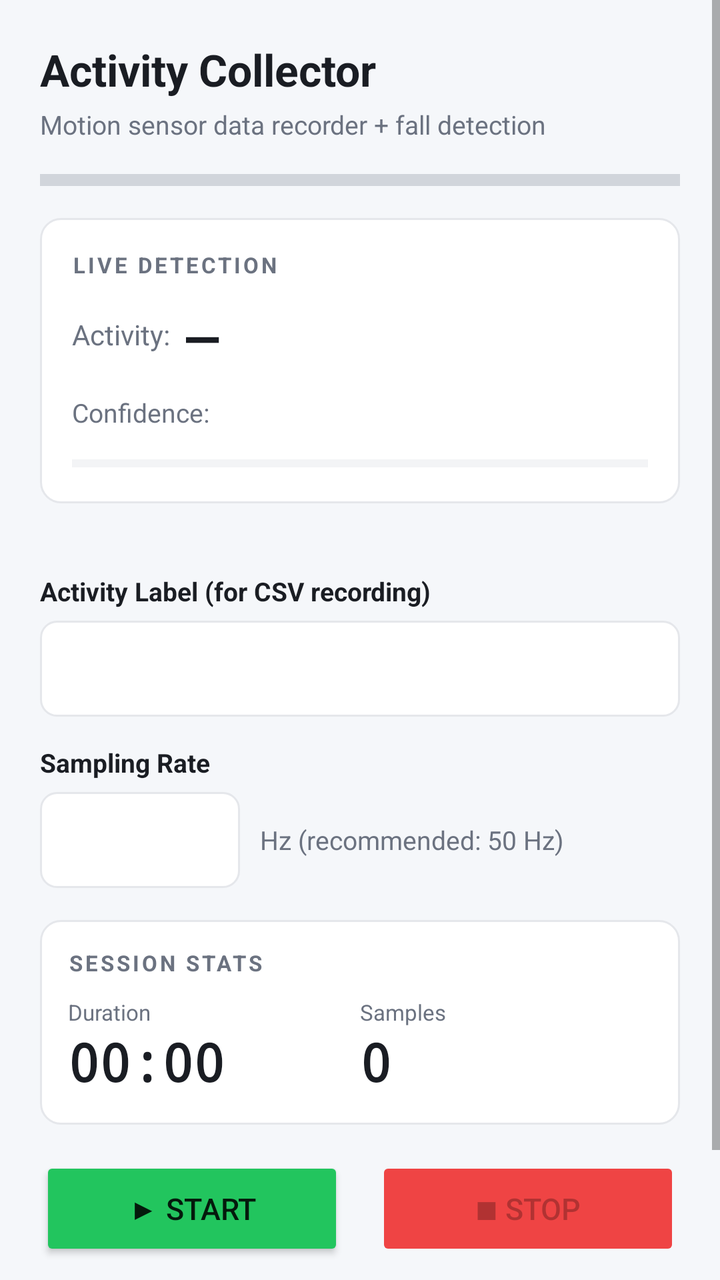
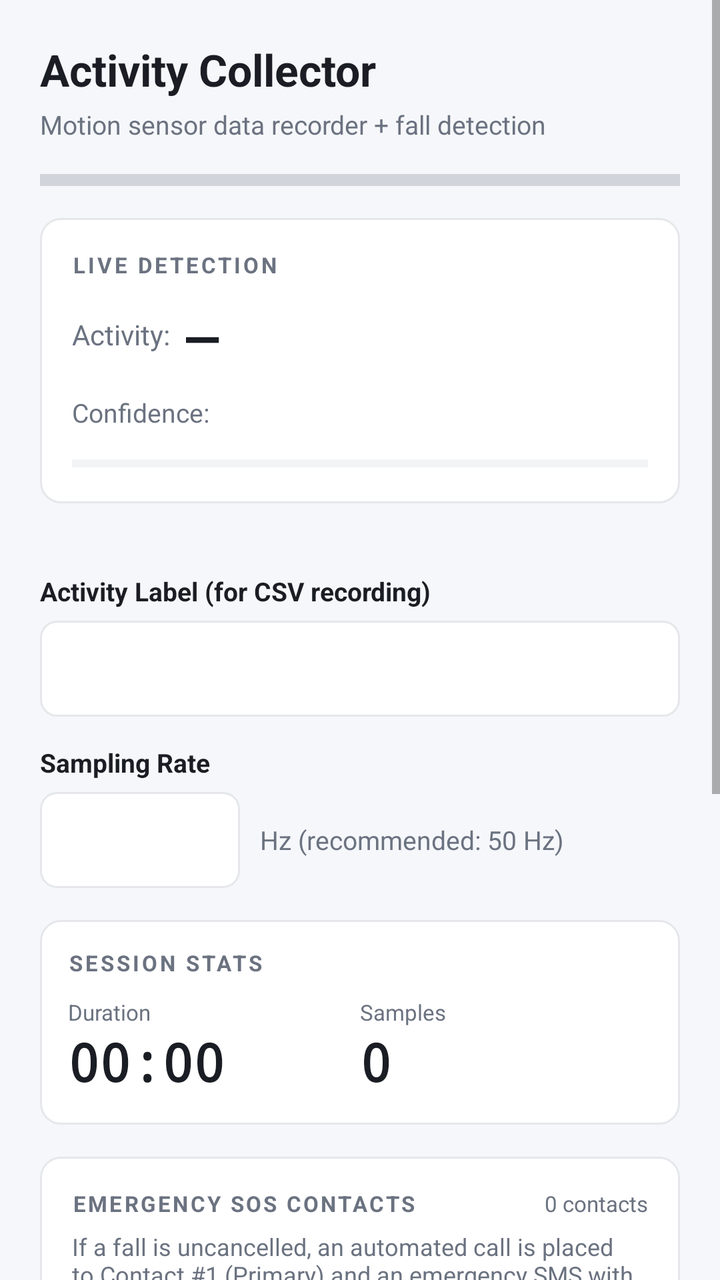

Before-and-after screenshots of an Android layout around one commit, followed by the original layout XML and the change that was made.
<!-- AndroidManifest.xml: application theme Theme.ActivityCollector -->
<!-- res/layout/activity_main.xml -->
<?xml version="1.0" encoding="utf-8"?>
<ScrollView xmlns:android="http://schemas.android.com/apk/res/android"
    android:layout_width="match_parent"
    android:layout_height="match_parent"
    android:fillViewport="true"
    android:background="@color/background">

    <LinearLayout
        android:layout_width="match_parent"
        android:layout_height="wrap_content"
        android:orientation="vertical"
        android:padding="20dp">

        
        <TextView
            android:layout_width="match_parent"
            android:layout_height="wrap_content"
            android:text="@string/app_name"
            android:textSize="22sp"
            android:textStyle="bold"
            android:textColor="@color/text_primary"
            android:layout_marginBottom="4dp" />

        <TextView
            android:layout_width="match_parent"
            android:layout_height="wrap_content"
            android:text="@string/subtitle"
            android:textSize="13sp"
            android:textColor="@color/text_secondary"
            android:layout_marginBottom="16dp" />

        
        <View
            android:id="@+id/statusIndicator"
            android:layout_width="match_parent"
            android:layout_height="6dp"
            android:background="@color/recording_idle"
            android:layout_marginBottom="16dp" />

        
        <LinearLayout
            android:layout_width="match_parent"
            android:layout_height="wrap_content"
            android:orientation="vertical"
            android:background="@drawable/card_background"
            android:padding="16dp"
            android:layout_marginBottom="12dp">

            
            <TextView
                android:layout_width="match_parent"
                android:layout_height="wrap_content"
                android:text="@string/inference_title"
                android:textSize="11sp"
                android:textStyle="bold"
                android:textColor="@color/text_secondary"
                android:letterSpacing="0.12"
                android:layout_marginBottom="10dp" />

            
            <LinearLayout
                android:layout_width="match_parent"
                android:layout_height="wrap_content"
                android:orientation="horizontal"
                android:gravity="center_vertical"
                android:layout_marginBottom="8dp">

                <TextView
                    android:layout_width="wrap_content"
                    android:layout_height="wrap_content"
                    android:text="@string/activity_prefix"
                    android:textSize="14sp"
                    android:textColor="@color/text_secondary"
                    android:layout_marginEnd="8dp" />

                <TextView
                    android:id="@+id/tvActivityLabel"
                    android:layout_width="0dp"
                    android:layout_height="wrap_content"
                    android:layout_weight="1"
                    android:text="@string/activity_idle"
                    android:textSize="26sp"
                    android:textStyle="bold"
                    android:textColor="@color/text_primary"
                    android:fontFamily="monospace" />

            </LinearLayout>

            
            <LinearLayout
                android:layout_width="match_parent"
                android:layout_height="wrap_content"
                android:orientation="horizontal"
                android:gravity="center_vertical"
                android:layout_marginBottom="8dp">

                <TextView
                    android:layout_width="wrap_content"
                    android:layout_height="wrap_content"
                    android:text="@string/confidence_prefix"
                    android:textSize="13sp"
                    android:textColor="@color/text_secondary"
                    android:layout_marginEnd="8dp" />

                <TextView
                    android:id="@+id/tvConfidence"
                    android:layout_width="0dp"
                    android:layout_height="wrap_content"
                    android:layout_weight="1"
                    android:text=""
                    android:textSize="20sp"
                    android:textStyle="bold"
                    android:textColor="@color/text_primary" />

            </LinearLayout>

            
            <ProgressBar
                android:id="@+id/tvConfidenceBar"
                style="?android:attr/progressBarStyleHorizontal"
                android:layout_width="match_parent"
                android:layout_height="8dp"
                android:max="100"
                android:progress="0"
                android:progressTint="@color/btn_start"
                android:progressBackgroundTint="@color/recording_idle" />

        </LinearLayout>

        
        <TextView
            android:id="@+id/tvFallStatus"
            android:layout_width="match_parent"
            android:layout_height="wrap_content"
            android:text=""
            android:textSize="14sp"
            android:textStyle="bold"
            android:layout_marginBottom="4dp" />

        
        <TextView
            android:id="@+id/tvFallBanner"
            android:layout_width="match_parent"
            android:layout_height="wrap_content"
            android:text="@string/fall_banner_text"
            android:textSize="16sp"
            android:textStyle="bold"
            android:textColor="@color/white"
            android:background="@color/fall_alert_bg"
            android:padding="12dp"
            android:gravity="center"
            android:visibility="gone"
            android:layout_marginBottom="12dp" />

        
        <TextView
            android:layout_width="match_parent"
            android:layout_height="wrap_content"
            android:text="@string/label_activity"
            android:textSize="13sp"
            android:textStyle="bold"
            android:textColor="@color/text_primary"
            android:layout_marginBottom="6dp" />

        <Spinner
            android:id="@+id/spinnerLabel"
            android:layout_width="match_parent"
            android:layout_height="48dp"
            android:background="@drawable/spinner_background"
            android:layout_marginBottom="14dp" />

        
        <TextView
            android:layout_width="match_parent"
            android:layout_height="wrap_content"
            android:text="@string/label_sampling_rate"
            android:textSize="13sp"
            android:textStyle="bold"
            android:textColor="@color/text_primary"
            android:layout_marginBottom="6dp" />

        <LinearLayout
            android:layout_width="match_parent"
            android:layout_height="wrap_content"
            android:orientation="horizontal"
            android:gravity="center_vertical"
            android:layout_marginBottom="16dp">

            <EditText
                android:id="@+id/etSamplingRate"
                android:layout_width="100dp"
                android:layout_height="48dp"
                android:inputType="number"
                android:textSize="16sp"
                android:gravity="center"
                android:textColor="@color/text_primary"
                android:background="@drawable/edittext_background"
                android:maxLength="3" />

            <TextView
                android:layout_width="wrap_content"
                android:layout_height="wrap_content"
                android:text="@string/hz_label"
                android:textSize="13sp"
                android:textColor="@color/text_secondary"
                android:layout_marginStart="10dp" />

        </LinearLayout>

        
        <LinearLayout
            android:layout_width="match_parent"
            android:layout_height="wrap_content"
            android:orientation="vertical"
            android:background="@drawable/card_background"
            android:padding="14dp"
            android:layout_marginBottom="16dp">

            <TextView
                android:layout_width="match_parent"
                android:layout_height="wrap_content"
                android:text="@string/stats_title"
                android:textSize="11sp"
                android:textStyle="bold"
                android:textColor="@color/text_secondary"
                android:letterSpacing="0.12"
                android:layout_marginBottom="10dp" />

            <LinearLayout
                android:layout_width="match_parent"
                android:layout_height="wrap_content"
                android:orientation="horizontal">

                <LinearLayout
                    android:layout_width="0dp"
                    android:layout_height="wrap_content"
                    android:layout_weight="1"
                    android:orientation="vertical">

                    <TextView
                        android:layout_width="wrap_content"
                        android:layout_height="wrap_content"
                        android:text="@string/duration_label"
                        android:textSize="11sp"
                        android:textColor="@color/text_secondary" />

                    <TextView
                        android:id="@+id/tvDuration"
                        android:layout_width="wrap_content"
                        android:layout_height="wrap_content"
                        android:text="@string/duration_default"
                        android:textSize="26sp"
                        android:textStyle="bold"
                        android:textColor="@color/text_primary"
                        android:fontFamily="monospace" />

                </LinearLayout>

                <LinearLayout
                    android:layout_width="0dp"
                    android:layout_height="wrap_content"
                    android:layout_weight="1"
                    android:orientation="vertical">

                    <TextView
                        android:layout_width="wrap_content"
                        android:layout_height="wrap_content"
                        android:text="@string/samples_label"
                        android:textSize="11sp"
                        android:textColor="@color/text_secondary" />

                    <TextView
                        android:id="@+id/tvSampleCount"
                        android:layout_width="wrap_content"
                        android:layout_height="wrap_content"
                        android:text="@string/samples_default"
                        android:textSize="26sp"
                        android:textStyle="bold"
                        android:textColor="@color/text_primary"
                        android:fontFamily="monospace" />

                </LinearLayout>

            </LinearLayout>

        </LinearLayout>

        
        <LinearLayout
            android:layout_width="match_parent"
            android:layout_height="wrap_content"
            android:orientation="horizontal"
            android:layout_marginBottom="10dp">

            <Button
                android:id="@+id/btnStart"
                android:layout_width="0dp"
                android:layout_height="52dp"
                android:layout_weight="1"
                android:text="@string/btn_start"
                android:textSize="15sp"
                android:backgroundTint="@color/btn_start"
                android:layout_marginEnd="8dp" />

            <Button
                android:id="@+id/btnStop"
                android:layout_width="0dp"
                android:layout_height="52dp"
                android:layout_weight="1"
                android:text="@string/btn_stop"
                android:textSize="15sp"
                android:backgroundTint="@color/btn_stop"
                android:enabled="false"
                android:layout_marginStart="8dp" />

        </LinearLayout>

        <Button
            android:id="@+id/btnExport"
            android:layout_width="match_parent"
            android:layout_height="52dp"
            android:text="@string/btn_export"
            android:textSize="15sp"
            android:backgroundTint="@color/btn_export" />

    </LinearLayout>
</ScrollView>
<!-- resources referenced by this layout -->
<resources>
  <color name="background">#F5F7FA</color>
  <color name="btn_export">#3B82F6</color>
  <color name="btn_start">#22C55E</color>
  <color name="btn_stop">#EF4444</color>
  <color name="fall_alert_bg">#DC2626</color>
  <color name="recording_idle">#D1D5DB</color>
  <color name="text_primary">#1A1D23</color>
  <color name="text_secondary">#6B7280</color>
  <color name="white">#FFFFFFFF</color>
  <!-- drawable card_background (drawable) -->
  <?xml version="1.0" encoding="utf-8"?>
  <shape xmlns:android="http://schemas.android.com/apk/res/android"
      android:shape="rectangle">
      <solid android:color="@color/card_bg" />
      <corners android:radius="10dp" />
      <stroke android:width="1dp" android:color="@color/card_border" />
  </shape>
  <!-- drawable edittext_background (drawable) -->
  <?xml version="1.0" encoding="utf-8"?>
  <shape xmlns:android="http://schemas.android.com/apk/res/android"
      android:shape="rectangle">
      <solid android:color="@color/white" />
      <corners android:radius="8dp" />
      <stroke android:width="1dp" android:color="@color/card_border" />
  </shape>
  <!-- drawable spinner_background (drawable) -->
  <?xml version="1.0" encoding="utf-8"?>
  <shape xmlns:android="http://schemas.android.com/apk/res/android"
      android:shape="rectangle">
      <solid android:color="@color/white" />
      <corners android:radius="8dp" />
      <stroke android:width="1dp" android:color="@color/card_border" />
  </shape>
  <string name="activity_idle">—</string>
  <string name="activity_prefix">Activity:</string>
  <string name="app_name">Activity Collector</string>
  <string name="btn_export">⬇  Export CSV</string>
  <string name="btn_start">▶  Start</string>
  <string name="btn_stop">■  Stop</string>
  <string name="confidence_prefix">Confidence:</string>
  <string name="duration_default">00:00</string>
  <string name="duration_label">Duration</string>
  <string name="fall_banner_text">⚠️ Possible fall detected</string>
  <string name="hz_label">Hz  (recommended: 50 Hz)</string>
  <string name="inference_title">LIVE DETECTION</string>
  <string name="label_activity">Activity Label (for CSV recording)</string>
  <string name="label_sampling_rate">Sampling Rate</string>
  <string name="samples_default">0</string>
  <string name="samples_label">Samples</string>
  <string name="stats_title">SESSION STATS</string>
  <string name="subtitle">Motion sensor data recorder + fall detection</string>
  <style name="Theme.ActivityCollector" parent="Theme.MaterialComponents.DayNight.DarkActionBar">
          <item name="colorPrimary">@color/purple_500</item>
          <item name="colorPrimaryVariant">@color/purple_700</item>
          <item name="colorOnPrimary">@color/white</item>
          <item name="colorSecondary">@color/teal_200</item>
          <item name="colorSecondaryVariant">@color/teal_700</item>
          <item name="colorOnSecondary">@color/black</item>
          <item name="android:statusBarColor">?attr/colorPrimaryVariant</item>
      </style>
  <color name="card_bg">#FFFFFF</color>
  <color name="card_border">#E5E7EB</color>
  <color name="purple_500">#FF6200EE</color>
  <color name="purple_700">#FF3700B3</color>
  <color name="teal_200">#FF03DAC5</color>
  <color name="teal_700">#FF018786</color>
  <color name="black">#FF000000</color>
</resources>

<!-- the commit's change to res/layout/activity_main.xml (unified diff, before → after) -->
@@ -289,6 +289,139 @@
         <LinearLayout
             android:layout_width="match_parent"
             android:layout_height="wrap_content"
+            android:orientation="vertical"
+            android:background="@drawable/card_background"
+            android:padding="16dp"
+            android:layout_marginBottom="16dp">
+
+            <LinearLayout
+                android:layout_width="match_parent"
+                android:layout_height="wrap_content"
+                android:orientation="horizontal"
+                android:gravity="center_vertical"
+                android:layout_marginBottom="6dp">
+
+                <TextView
+                    android:layout_width="0dp"
+                    android:layout_height="wrap_content"
+                    android:layout_weight="1"
+                    android:text="EMERGENCY SOS CONTACTS"
+                    android:textSize="11sp"
+                    android:textStyle="bold"
+                    android:textColor="@color/text_secondary"
+                    android:letterSpacing="0.1" />
+
+                <TextView
+                    android:id="@+id/tvContactCountBadge"
+                    android:layout_width="wrap_content"
+                    android:layout_height="wrap_content"
+                    android:text="0 contacts"
+                    android:textSize="11sp"
+                    android:textColor="@color/text_secondary" />
+
+            </LinearLayout>
+
+            <TextView
+                android:layout_width="match_parent"
+                android:layout_height="wrap_content"
+                android:text="If a fall is uncancelled, an automated call is placed to Contact #1 (Primary) and an emergency SMS with your GPS location is sent to all contacts."
+                android:textSize="12sp"
+                android:textColor="@color/text_secondary"
+                android:layout_marginBottom="12dp" />
+
+            
+            <LinearLayout
+                android:id="@+id/contactsContainer"
+                android:layout_width="match_parent"
+                android:layout_height="wrap_content"
+                android:orientation="vertical" />
+
+            <TextView
+                android:id="@+id/tvEmptyContacts"
+                android:layout_width="match_parent"
+                android:layout_height="wrap_content"
+                android:text="⚠️ No emergency contacts added yet.\nTap below to add family or caregivers."
+                android:textSize="13sp"
+                android:textColor="@color/phase_orange"
+                android:gravity="center"
+                android:padding="12dp"
+                android:layout_marginBottom="8dp" />
+
+            <Button
+                android:id="@+id/btnAddContact"
+                android:layout_width="match_parent"
+                android:layout_height="44dp"
+                android:text="+ Add Emergency Contact"
+                android:textSize="13sp"
+                android:textColor="@color/white"
+                android:backgroundTint="@color/btn_export" />
+
+        </LinearLayout>
+
+        
+        <LinearLayout
+            android:id="@+id/cardBatteryOptimization"
+            android:layout_width="match_parent"
+            android:layout_height="wrap_content"
+            android:orientation="horizontal"
+            android:gravity="center_vertical"
+            android:background="@drawable/card_background"
+            android:padding="12dp"
+            android:clickable="true"
+            android:focusable="true"
+            android:layout_marginBottom="16dp">
+
+            <TextView
+                android:id="@+id/tvBatteryIcon"
+                android:layout_width="32dp"
+                android:layout_height="32dp"
+                android:gravity="center"
+                android:text="⚡"
+                android:textSize="18sp"
+                android:layout_marginEnd="10dp" />
+
+            <LinearLayout
+                android:layout_width="0dp"
+                android:layout_height="wrap_content"
+                android:layout_weight="1"
+                android:orientation="vertical">
+
+                <TextView
+                    android:id="@+id/tvBatteryTitle"
+                    android:layout_width="wrap_content"
+                    android:layout_height="wrap_content"
+                    android:text="24/7 Background Protection"
+                    android:textSize="13sp"
+                    android:textStyle="bold"
+                    android:textColor="@color/text_primary" />
+
+                <TextView
+                    android:id="@+id/tvBatterySubtitle"
+                    android:layout_width="wrap_content"
+                    android:layout_height="wrap_content"
+                    android:text="Tap to enable unrestricted background execution"
+                    android:textSize="11sp"
+                    android:textColor="@color/text_secondary" />
+
+            </LinearLayout>
+
+            <TextView
+                android:id="@+id/tvBatteryAction"
+                android:layout_width="wrap_content"
+                android:layout_height="wrap_content"
+                android:text="Fix →"
+                android:textSize="12sp"
+                android:textStyle="bold"
+                android:textColor="@color/btn_export"
+                android:paddingStart="6dp"
+                android:paddingEnd="6dp" />
+
+        </LinearLayout>
+
+        
+        <LinearLayout
+            android:layout_width="match_parent"
+            android:layout_height="wrap_content"
             android:orientation="horizontal"
             android:layout_marginBottom="10dp">
 
<!-- resource entries referenced after the edit -->
@@ -5,6 +5,7 @@
   <color name="btn_start">#22C55E</color>
   <color name="btn_stop">#EF4444</color>
   <color name="fall_alert_bg">#DC2626</color>
+  <color name="phase_orange">#F97316</color>
   <color name="recording_idle">#D1D5DB</color>
   <color name="text_primary">#1A1D23</color>
   <color name="text_secondary">#6B7280</color>
